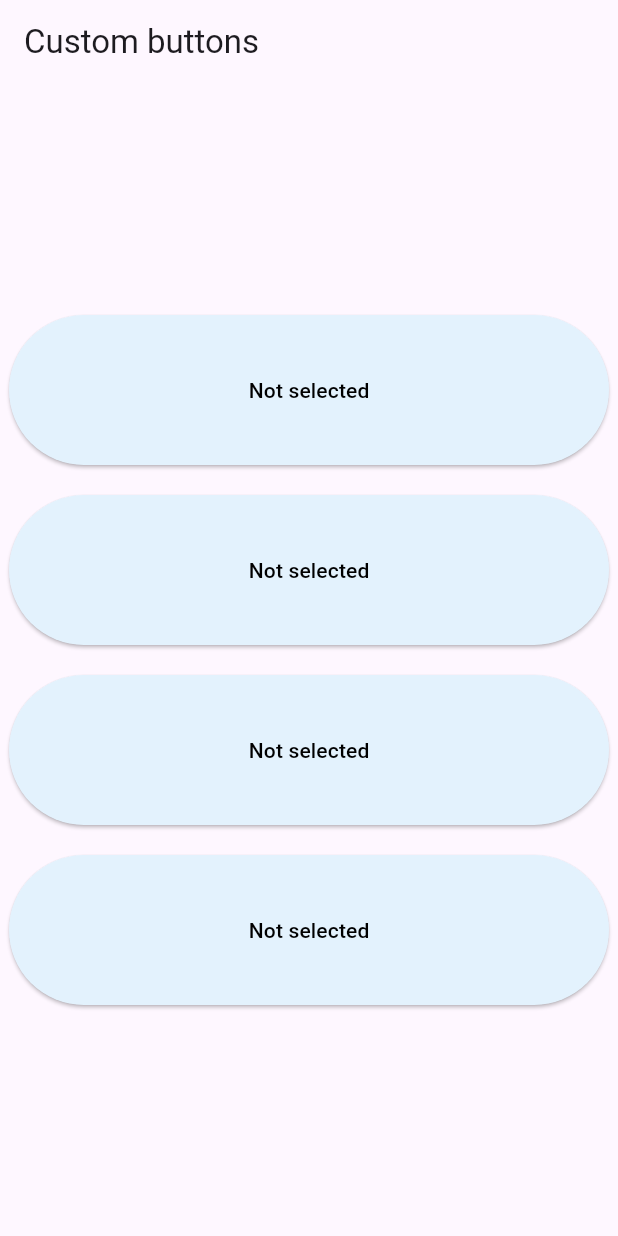
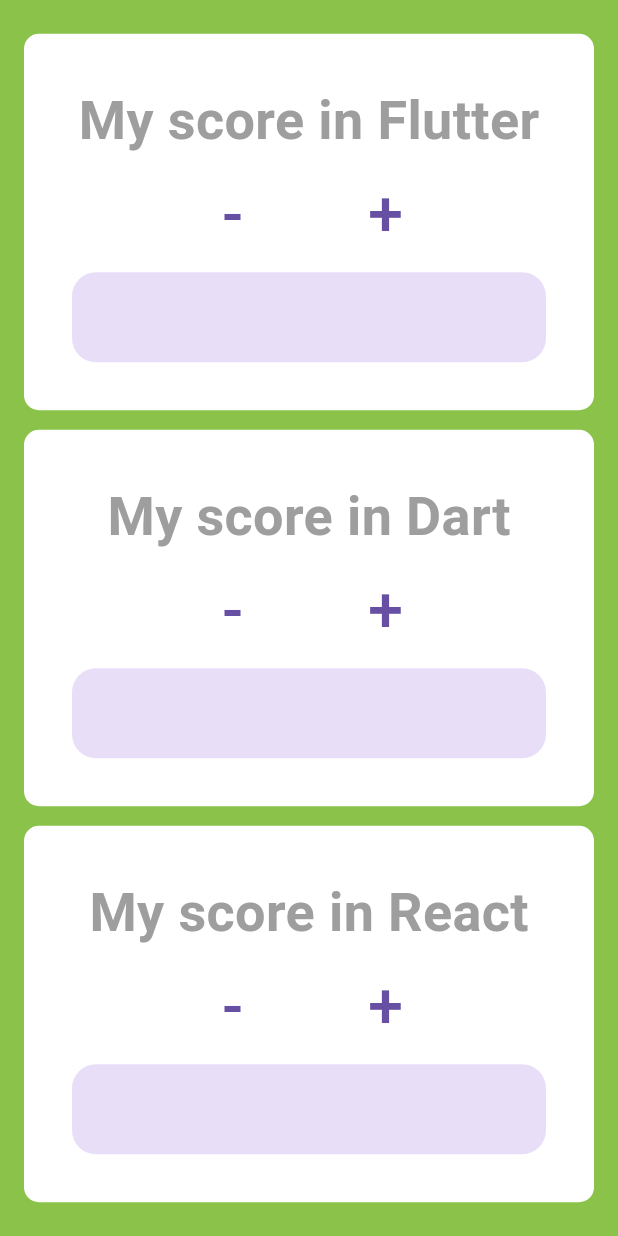
Before and after one commit to RBunna/Dart-Learning, a Flutter app: the screen it shows after launch, on a phone screen of 412 x 824 dp. Run offline on Flutter 3.47's test engine with Material 3 defaults, Android fonts, the phone set to English and light mode, and no system bars.

Commit message:
Commit log: 	- Complete Ex-3 	- Complete Ex-4

```diff
--- /dev/null
+++ b/first_flutter/lib/learnings/week7/EX-4/ex_4.dart
@@ -0,0 +1,102 @@
+import 'package:flutter/cupertino.dart';
+import 'package:flutter/material.dart';
+
+class Week7Ex4 {
+  void main() => runApp(
+    MaterialApp(
+      home: Scaffold(
+        backgroundColor: Colors.lightGreen,
+        body: Expanded(
+          child: Padding(
+            padding: const EdgeInsets.all(16.0),
+            child: Column(
+              mainAxisAlignment: MainAxisAlignment.spaceAround,
+              children: [
+                ScoreCard(title: 'My score in Flutter'),
+                ScoreCard(title: 'My score in Dart'),
+                ScoreCard(title: 'My score in React'),
+              ],
+            ),
+          ),
+        ),
+      ),
+    ),
+  );
+}
+
+class ScoreCard extends StatefulWidget {
+  final String title;
+
+  const ScoreCard({super.key, required this.title});
+
+  @override
+  State<ScoreCard> createState() => _ScoreCardState();
+}
+
+class _ScoreCardState extends State<ScoreCard> {
+  int progress = 0;
+
+  Color? get progressColor =>
+      Color.lerp(Colors.green[50], Colors.green[900], progress.toDouble() / 10);
+
+  void updateProgress(int delta) => setState(() {
+    progress += delta;
+    progress = progress.clamp(0, 10);
+  });
+
+  @override
+  Widget build(BuildContext context) {
+    return Container(
+      decoration: BoxDecoration(
+        color: Colors.white,
+        borderRadius: BorderRadius.circular(10),
+      ),
+      child: Padding(
+        padding: const EdgeInsets.all(32),
+        child: Column(
+          children: [
+            Text(
+              widget.title,
+              style: TextStyle(
+                fontSize: 36,
+                fontWeight: FontWeight.w600,
+                color: Colors.grey,
+              ),
+            ),
+            Row(
+              mainAxisAlignment: MainAxisAlignment.center,
+              spacing: 38,
+              children: [
+                TextButton(
+                  onPressed: () => {updateProgress(-1)},
+                  child: const ProgressionUpdateButton('-'),
+                ),
+                TextButton(
+                  onPressed: () => {updateProgress(1)},
+                  child: const ProgressionUpdateButton('+'),
+                ),
+              ],
+            ),
+            LinearProgressIndicator(
+              borderRadius: BorderRadius.circular(16),
+              color: progressColor,
+              minHeight: 60,
+              value: progress.toDouble() / 10,
+            ),
+          ],
+        ),
+      ),
+    );
+  }
+}
+
+class ProgressionUpdateButton extends StatelessWidget {
+  final String label;
+
+  const ProgressionUpdateButton(this.label, {super.key});
+
+  @override
+  Widget build(BuildContext context) {
+    return Text(label, style: TextStyle(fontSize: 42));
+  }
+}
--- a/first_flutter/lib/main.dart
+++ b/first_flutter/lib/main.dart
@@ -1,5 +1,8 @@
 import 'package:first_flutter/learnings/week7/EX-1/ex_1.dart';
+import 'package:first_flutter/learnings/week7/EX-2/ex_2_step_1_start.dart';
+import 'package:first_flutter/learnings/week7/EX-3/ex_3_start.dart';
+import 'package:first_flutter/learnings/week7/EX-4/ex_4.dart';
 
 void main() {
-  Week7Ex1().main();
+  Week7Ex4().main();
 }
```
Also changed, not shown: first_flutter/lib/learnings/week7/EX-2/ex_2_step_1_start.dart (+66 -5 lines), first_flutter/lib/learnings/week7/EX-3/ex_3_start.dart (+42 -10 lines).
